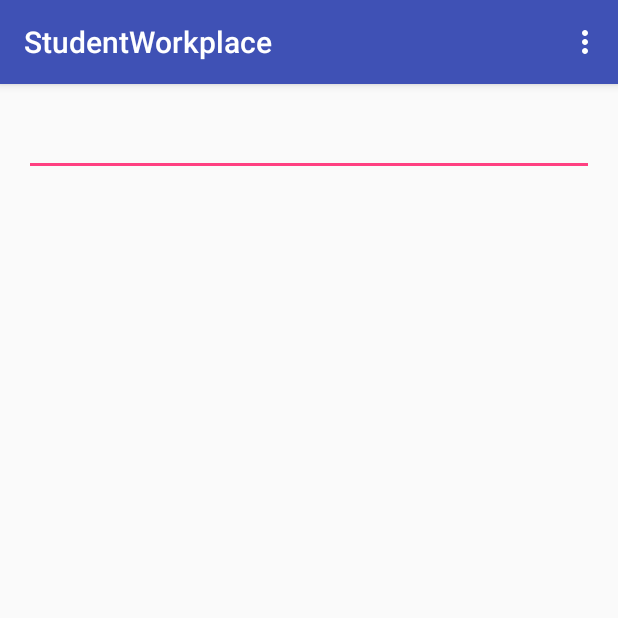
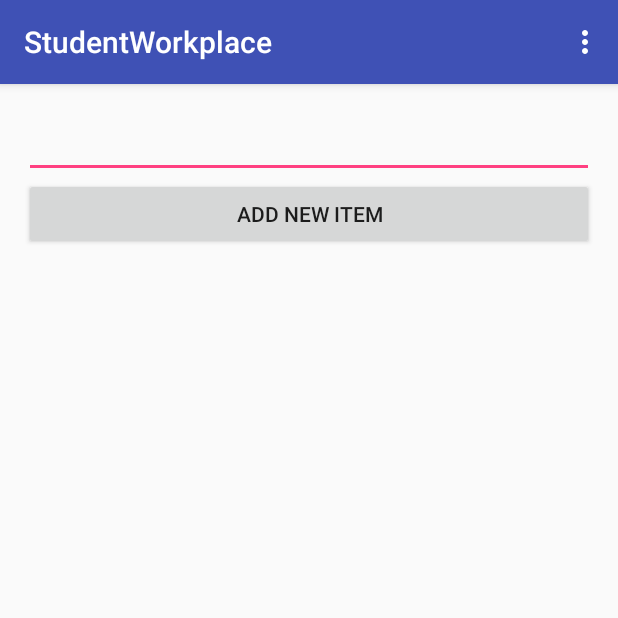
Before and after one commit to freekdotcom/studentworkplace, an Android app: the screen it shows after launch once a user with an empty profile is signed in (MainActivity), on a phone screen of 412 x 824 dp, the top half of it. Run offline under Robolectric (Android 15) with nearby library versions, the phone set to English and light mode, and no system bars; our stand-ins replace Firebase (no records; nobody signed in at launch, a user with empty details on screens opened directly).

Commit message:
Logout plus add items

```diff
--- a/app/src/main/java/com/example/frederick/studentworkplace/MainActivity.java
+++ b/app/src/main/java/com/example/frederick/studentworkplace/MainActivity.java
@@ -9,13 +9,25 @@ import android.support.v7.widget.Toolbar;
 import android.view.View;
 import android.view.Menu;
 import android.view.MenuItem;
+import android.widget.ArrayAdapter;
+import android.widget.Button;
+import android.widget.EditText;
+import android.widget.ListView;
+
 import com.google.firebase.auth.FirebaseAuth;
 import com.google.firebase.auth.FirebaseUser;
+import com.google.firebase.database.ChildEventListener;
+import com.google.firebase.database.DataSnapshot;
+import com.google.firebase.database.DatabaseError;
+import com.google.firebase.database.DatabaseReference;
+import com.google.firebase.database.FirebaseDatabase;
 
 public class MainActivity extends AppCompatActivity {
 
     private FirebaseAuth mFirebaseAuth;
     private FirebaseUser mFirebaseUser;
+    private DatabaseReference mDatabase;
+    private String mUserId;
 
     @Override
     protected void onCreate(Bundle savedInstanceState) {
@@ -27,14 +39,58 @@ public class MainActivity extends AppCompatActivity {
         // Initialize Firebase Auth
         mFirebaseAuth = FirebaseAuth.getInstance();
         mFirebaseUser = mFirebaseAuth.getCurrentUser();
+        mDatabase = FirebaseDatabase.getInstance().getReference();
 
         if (mFirebaseUser == null) {
             // Not logged in, launch the Log In activity
             loadLogInView();
         }
+        else {
+            mUserId = mFirebaseUser.getUid();
 
+            final ListView listView = (ListView) findViewById(R.id.listView);
+            final ArrayAdapter<String> adapter = new ArrayAdapter<>(this, android.R.layout.simple_list_item_1, android.R.id.text1);
+            listView.setAdapter(adapter);
 
+            //Add items via the Button and EditText at the bottom of the view.
+            final EditText text = (EditText)findViewById(R.id.todoText);
+            final Button button = (Button) findViewById(R.id.addButton);
+            button.setOnClickListener(new View.OnClickListener(){
+                public void onClick(View v){
+                    Item item = new Item(text.getText().toString());
+                    mDatabase.child("users").child(mUserId).child("items").push().setValue(item);
+                    text.setText("");
+                }
+            });
 
+            // Use Firebase to populate the List.
+            mDatabase.child("users").child(mUserId).child("items").addChildEventListener(new ChildEventListener() {
+                @Override
+                public void onChildAdded(DataSnapshot dataSnapshot, String s) {
+                    adapter.add((String) dataSnapshot.child("title").getValue());
+                }
+
+                @Override
+                public void onChildChanged(DataSnapshot dataSnapshot, String s) {
+
+                }
+
+                @Override
+                public void onChildRemoved(DataSnapshot dataSnapshot) {
+                    adapter.remove((String) dataSnapshot.child("title").getValue());
+                }
+
+                @Override
+                public void onChildMoved(DataSnapshot dataSnapshot, String s) {
+
+                }
+
+                @Override
+                public void onCancelled(DatabaseError databaseError) {
+
+                }
+            });
+        }
     }
 
     @Override
@@ -61,7 +117,8 @@ public class MainActivity extends AppCompatActivity {
 
         //noinspection SimplifiableIfStatement
         if (id == R.id.action_logout) {
-            return true;
+            mFirebaseAuth.signOut();
+            loadLogInView();
         }
 
         return super.onOptionsItemSelected(item);
--- a/app/src/main/res/layout/content_main.xml
+++ b/app/src/main/res/layout/content_main.xml
@@ -1,5 +1,5 @@
 <?xml version="1.0" encoding="utf-8"?>
-<LinearLayout xmlns:android="http://schemas.android.com/apk/res/android"
+<RelativeLayout xmlns:android="http://schemas.android.com/apk/res/android"
               xmlns:tools="http://schemas.android.com/tools"
               xmlns:app="http://schemas.android.com/apk/res-auto"
               android:layout_width="match_parent"
@@ -16,14 +16,23 @@
     <ListView android:id="@+id/listView"
               android:layout_width="match_parent"
               android:layout_height="1dp"
-              android:layout_weight="1">
+              android:layout_weight="1"
+              android:layout_alignParentLeft="true"
+              android:layout_alignParentTop="true">
     </ListView>
 
     <EditText android:id="@+id/todoText"
               android:layout_width="match_parent"
-              android:layout_height="wrap_content"></EditText>
+              android:layout_height="wrap_content"
+              android:layout_alignParentLeft="true"
+              android:layout_below="@+id/listView"
+              android:inputType="text">
+    </EditText>
+
     <Button android:id="@+id/addButton"
             android:layout_width="match_parent"
             android:layout_height="wrap_content"
-            android:text="@string/add_item"></Button>
-</LinearLayout>
+            android:layout_below="@+id/todoText"
+            android:text="@string/add_item">
+    </Button>
+</RelativeLayout>
--- a/build.gradle
+++ b/build.gradle
@@ -5,7 +5,7 @@ buildscript {
         jcenter()
     }
     dependencies {
-        classpath 'com.android.tools.build:gradle:2.2.1'
+        classpath 'com.android.tools.build:gradle:2.2.3'
         classpath 'com.google.gms:google-services:3.0.0'
 
 
```
Also changed, not shown: app/src/main/java/com/example/frederick/studentworkplace/Item.java (added, +24 -0 lines), app/src/main/res/layout/activity_log_in.xml (+6 -3 lines).
